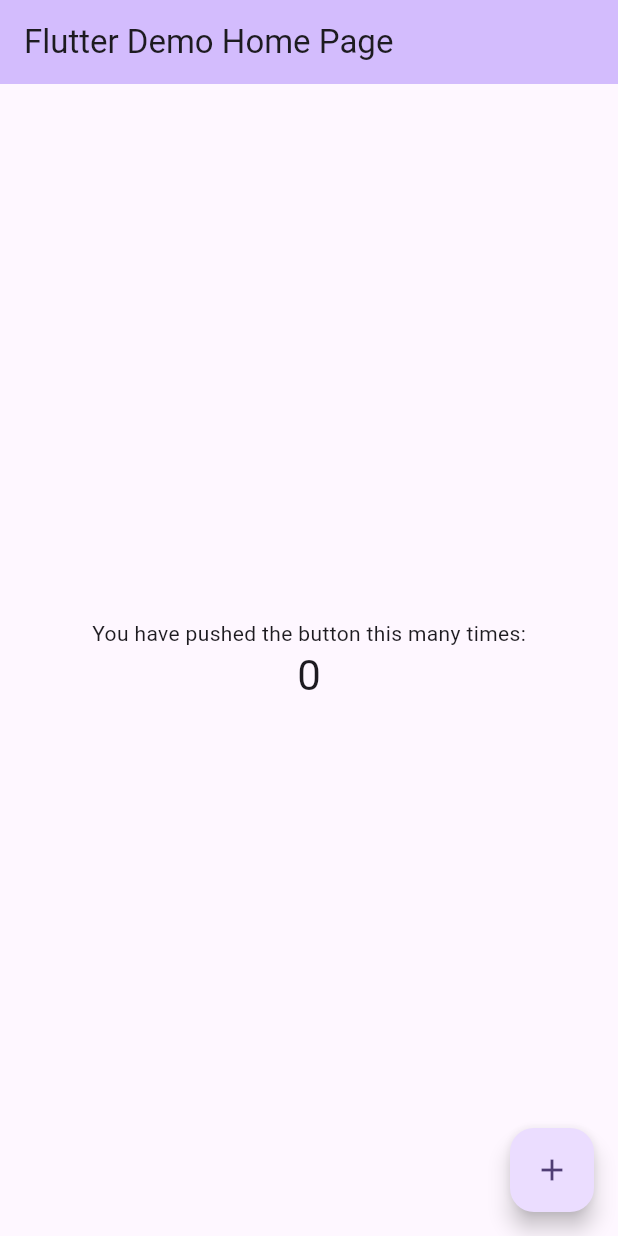
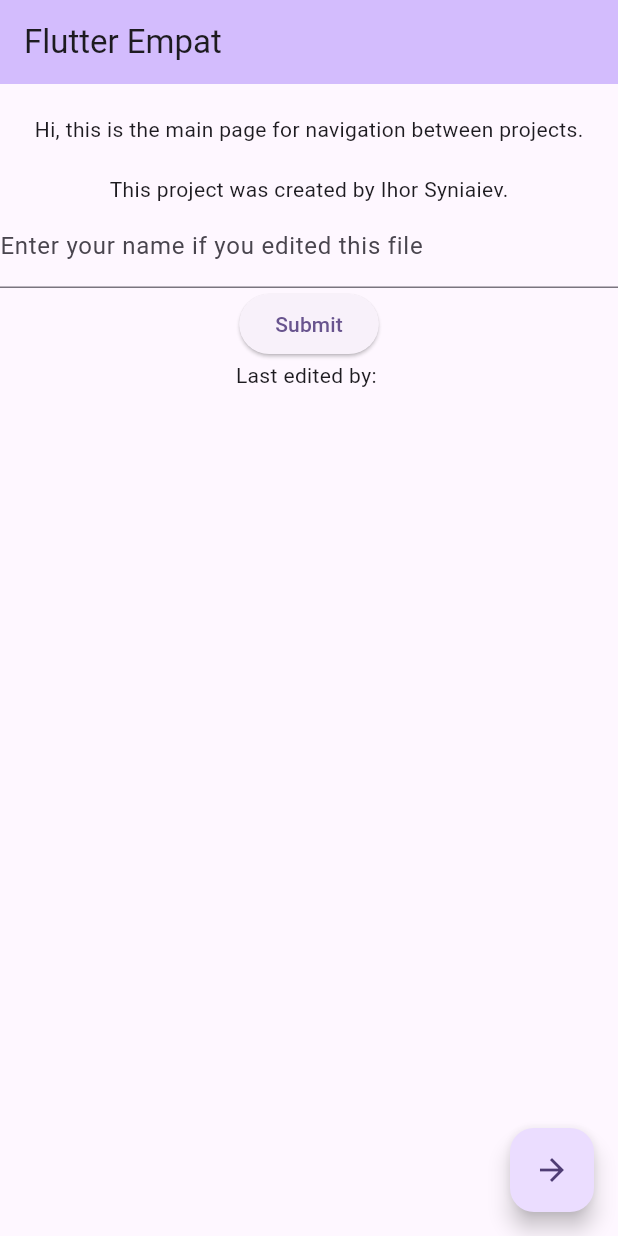
Before and after one commit to BatGardo/Flutter_Empat, a Flutter app: the screen it shows after launch, on a phone screen of 412 x 824 dp. Run offline on Flutter 3.47's test engine with Material 3 defaults, Android fonts, the phone set to English and light mode, and no system bars.

Commit message:
Project 1 global
Creating class Person
(constructors, get,set)
Refactor Build
Button for next project prototype

```diff
--- a/lib/main.dart
+++ b/lib/main.dart
@@ -1,4 +1,5 @@
 import 'package:flutter/material.dart';
+import 'package:flutter_empat_main/Project2.dart';
 
 void main() {
   runApp(const MyApp());
@@ -7,15 +8,14 @@
 class MyApp extends StatelessWidget {
   const MyApp({super.key});
 
-  // This widget is the root of your application.
   @override
   Widget build(BuildContext context) {
     return MaterialApp(
       title: 'Flutter Demo',
       theme: ThemeData(
-        colorScheme: .fromSeed(seedColor: Colors.deepPurple),
+        colorScheme: ColorScheme.fromSeed(seedColor: Colors.deepPurple),
       ),
-      home: const MyHomePage(title: 'Flutter Demo Home Page'),
+      home: const MyHomePage(title: 'Flutter Empat'),
     );
   }
 }
@@ -28,14 +28,32 @@
   State<MyHomePage> createState() => _MyHomePageState();
 }
 
+class Person {
+  // Private fields
+  String _firstName;
+  String _lastName;
+  String _whoEdited;
+
+  // Constructor
+  Person({required String firstName, required String lastName, String whoEdited = ''}) :
+    _firstName = firstName,
+    _lastName = lastName,
+    _whoEdited = whoEdited;
+
+  // Getters
+  String get fullName => '$_firstName $_lastName';
+  String get whoEdited => _whoEdited;
+
+  // Setters
+  set whoEdited(String editor) {
+    _whoEdited = editor;
+  }
+}
+
 class _MyHomePageState extends State<MyHomePage> {
-  int _counter = 0;
-
-  void _incrementCounter() {
-    setState(() {
-      _counter++;
-    });
-  }
+  // Named parameter
+  final Person _author = Person(firstName: 'Ihor', lastName: 'Syniaiev');
+  final TextEditingController _whoEdited = TextEditingController();
 
   @override
   Widget build(BuildContext context) {
@@ -46,21 +64,48 @@
       ),
       body: Center(
         child: Column(
-          mainAxisAlignment: .center,
+          mainAxisAlignment: MainAxisAlignment.start,
           children: [
-            const Text('You have pushed the button this many times:'),
-            Text(
-              '$_counter',
-              style: Theme.of(context).textTheme.headlineMedium,
+            Padding(padding: const EdgeInsets.symmetric(vertical: 20),
+            child: const Text('Hi, this is the main page for navigation between projects.'),
             ),
+            Text('This project was created by ${_author.fullName}.'),
+            TextField(
+              controller: _whoEdited,
+              decoration: const InputDecoration(
+                labelText: 'Enter your name if you edited this file',
+              ),
+            ),
+            ElevatedButton(
+              onPressed: () {
+                setState(() {
+                  _author.whoEdited = _whoEdited.text;
+                });
+              },
+              child: const Text('Submit'),
+            ),
+            Text('Last edited by: ${_author.whoEdited}'),
           ],
         ),
       ),
-      floatingActionButton: FloatingActionButton(
-        onPressed: _incrementCounter,
-        tooltip: 'Increment',
-        child: const Icon(Icons.add),
-      ),
+      floatingActionButton: Column(
+        mainAxisAlignment: MainAxisAlignment.end,
+        children: [
+          const SizedBox(height: 10),
+          FloatingActionButton(
+            onPressed: () {
+              Navigator.push(
+                context,
+                MaterialPageRoute(
+                  builder: (context) => const Project2(title: 'Project 2'),
+                ),
+              );
+            },
+            tooltip: 'Go to Project 2',
+            child: const Icon(Icons.arrow_forward), // must be project title
+          ),
+        ],
+      )
     );
   }
 }
```
Also changed, not shown: lib/Project2.dart (added, +29 -0 lines).
